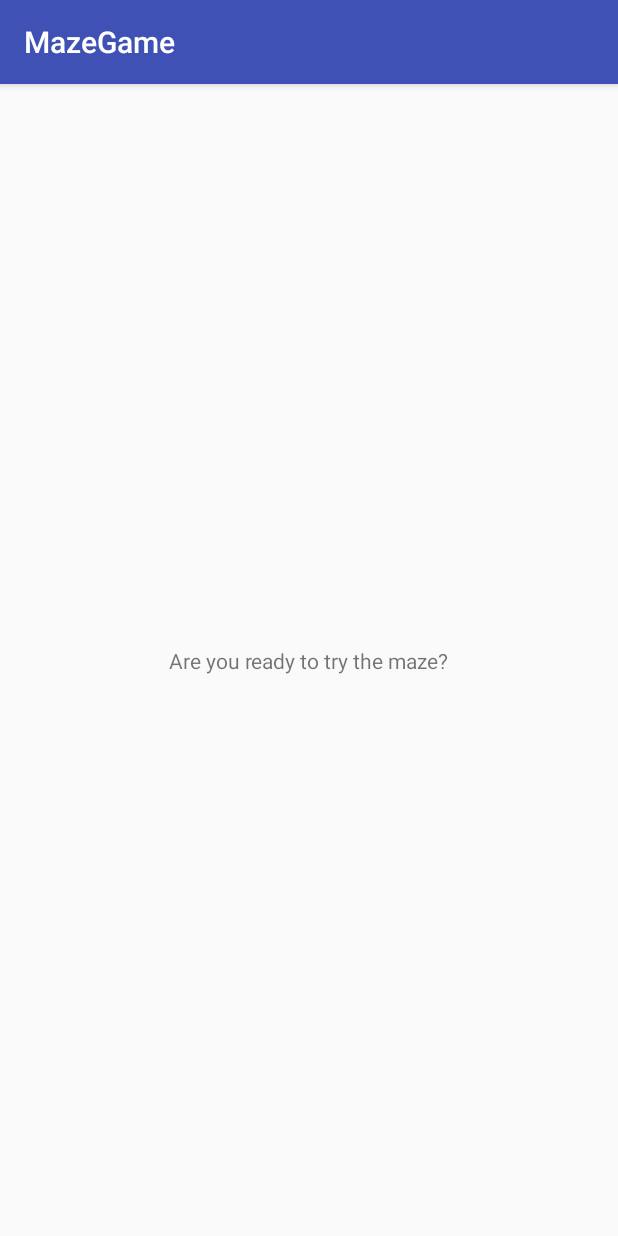
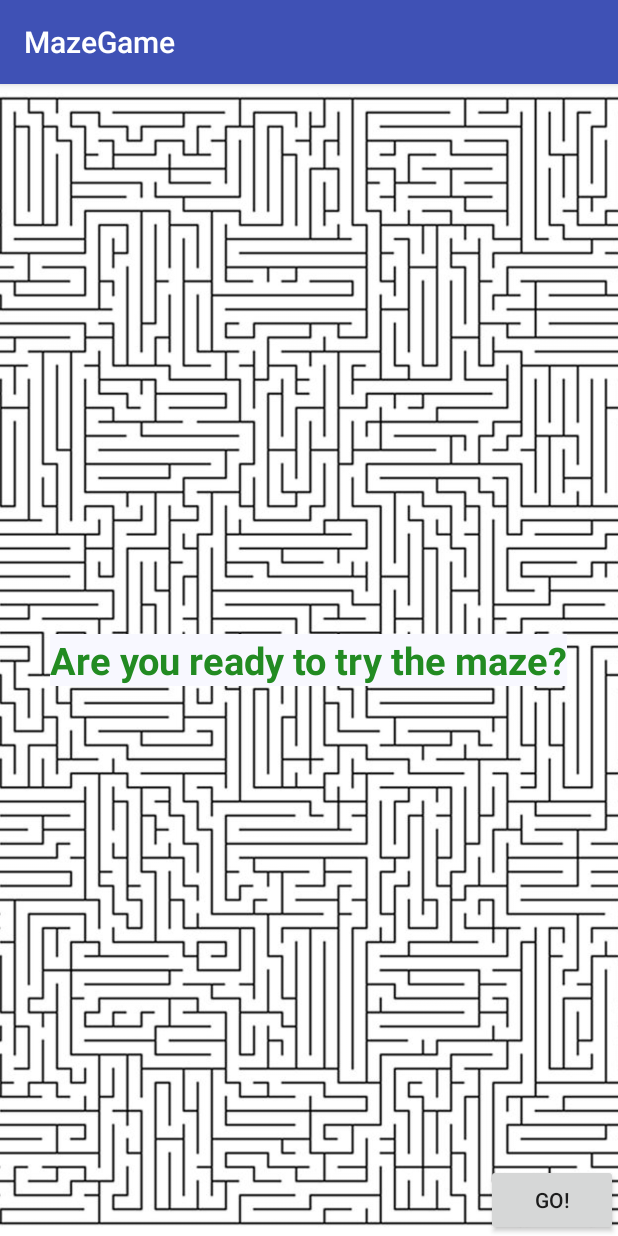
Before and after one commit to csAndroidMaze/MazeGame, an Android app: the screen it shows after launch (MenuActivity), on a phone screen of 412 x 824 dp. Run offline under Robolectric (Android 15) with nearby library versions, the phone set to English and light mode, and no system bars.

```diff
--- a/app/src/main/AndroidManifest.xml
+++ b/app/src/main/AndroidManifest.xml
@@ -16,6 +16,7 @@
                 <category android:name="android.intent.category.LAUNCHER" />
             </intent-filter>
         </activity>
+        <activity android:name=".MazeActivity"></activity>
     </application>
 
 </manifest>
--- a/app/src/main/res/layout/activity_menu.xml
+++ b/app/src/main/res/layout/activity_menu.xml
@@ -1,29 +1,63 @@
 <?xml version="1.0" encoding="utf-8"?>
-<android.support.constraint.ConstraintLayout xmlns:android="http://schemas.android.com/apk/res/android"
+<!--<android.support.constraint.ConstraintLayout xmlns:android="http://schemas.android.com/apk/res/android"
+    xmlns:app="http://schemas.android.com/apk/res-auto"
+    xmlns:tools="http://schemas.android.com/tools"
+    android:layout_width="match_parent"
+    android:layout_height="match_parent"
+    tools:context=".MenuActivity">-->
+
+<FrameLayout
+    xmlns:android="http://schemas.android.com/apk/res/android"
     xmlns:app="http://schemas.android.com/apk/res-auto"
     xmlns:tools="http://schemas.android.com/tools"
     android:layout_width="match_parent"
     android:layout_height="match_parent"
     tools:context=".MenuActivity">
 
+    <ImageView
+        android:layout_width="match_parent"
+        android:layout_height="match_parent"
+        android:scaleType="centerCrop"
+        android:src="@drawable/maze_background" />
+
+    <!--<LinearLayout
+        android:layout_width="match_parent"
+        android:layout_height="match_parent">-->
+
         <TextView
             android:id="@+id/welcome_view"
             android:layout_width="wrap_content"
             android:layout_height="wrap_content"
+            android:layout_gravity="center"
+            android:background="#f8f8ff"
             android:text="@string/welcome"
-        app:layout_constraintBottom_toBottomOf="parent"
+            android:textColor="#228b22"
+            android:textSize="25sp"
+            android:textStyle="bold" />
+        <!--app:layout_constraintBottom_toBottomOf="parent"
         app:layout_constraintLeft_toLeftOf="parent"
         app:layout_constraintRight_toRightOf="parent"
-        app:layout_constraintTop_toTopOf="parent" />
+        app:layout_constraintTop_toTopOf="parent"-->
+
+    <!--</LinearLayout>-->
+
+
 
         <Button
             android:id="@+id/go_button"
             android:layout_width="wrap_content"
             android:layout_height="wrap_content"
-        android:text="@string/go_text"
-        app:layout_constraintBottom_toBottomOf="parent"
-        app:layout_constraintTop_toBottomOf ="@+id/welcome_view"
+            android:layout_gravity="right|bottom"
+            android:text="@string/go_text" />
+        <!--app:layout_constraintBottom_toBottomOf="parent"
         app:layout_constraintLeft_toRightOf="parent"
-        app:layout_constraintRight_toLeftOf="parent"/>
+        app:layout_constraintRight_toLeftOf="parent"
+        app:layout_constraintTop_toBottomOf="@+id/welcome_view" />-->
 
-</android.support.constraint.ConstraintLayout>
+
+
+
+</FrameLayout>
+
+<!--
+</android.support.constraint.ConstraintLayout>-->
--- a/app/src/main/res/values/strings.xml
+++ b/app/src/main/res/values/strings.xml
@@ -2,4 +2,6 @@
     <string name="app_name">MazeGame</string>
     <string name="welcome">Are you ready to try the maze?</string>
     <string name="go_text">Go!</string>
+    <string name="previous_maze_button">Repeat Level</string>
+    <string name="next_maze_button">Next Level</string>
 </resources>
```
Also changed, not shown: app/src/main/java/android/cs/spring18/mazegame/Maze.java (added, +41 -0 lines), app/src/main/java/android/cs/spring18/mazegame/MazeActivity.java (added, +77 -0 lines), app/src/main/java/android/cs/spring18/mazegame/MenuActivity.java (+8 -0 lines), app/src/main/res/drawable/maze_background.png (added). Lines whose indentation alone changed are shown as unchanged.
